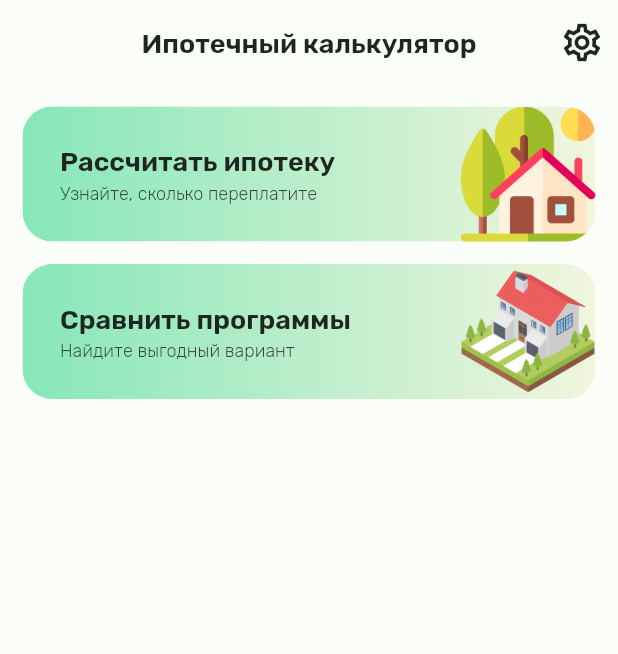
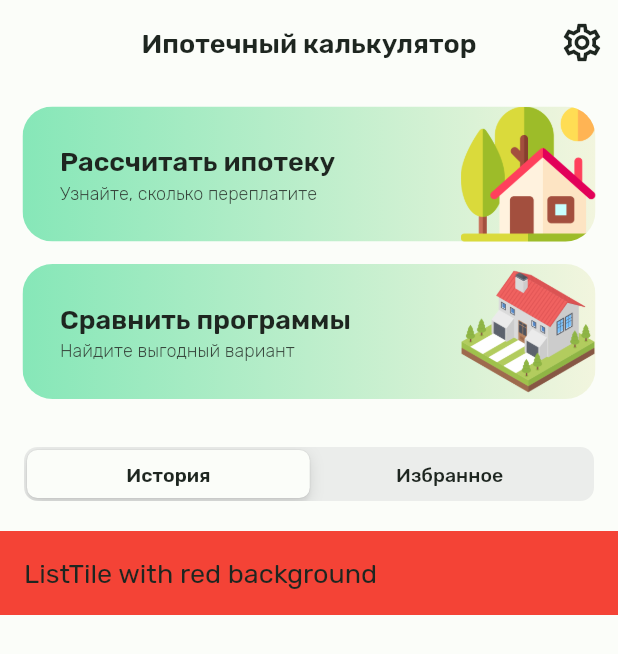
Before and after one commit to 6th-kate/sirius_mortgage, a Flutter app: the screen it shows after launch, on a phone screen of 412 x 824 dp. Shown: the top 654 px of the screen. Run offline on Flutter 3.47's test engine with Material 3 defaults, Android fonts, the phone set to English and light mode, and no system bars; our stand-ins replace bloc, firebase_core, firebase_crashlytics, flutter_bloc, freezed_annotation, google_fonts and 2 more; accounts and stored records are empty.

Commit message:
Added switch

```diff
--- a/lib/features/main/ui/main_screen.dart
+++ b/lib/features/main/ui/main_screen.dart
@@ -1,7 +1,9 @@
+import 'package:flutter/cupertino.dart';
 import 'package:flutter/material.dart';
 import 'package:sirius_mortgage/features/main/ui/calc_button_widget.dart';
 import 'package:sirius_mortgage/features/main/ui/compare_button_widget.dart';
 import 'package:sirius_mortgage/features/main/ui/settings_button_widget.dart';
+import 'package:sirius_mortgage/features/main/ui/switch_widget.dart';
 
 import '../../locale/locale.dart';
 
@@ -20,6 +22,7 @@ class MainScreen extends StatelessWidget {
         actions: const [SettingButton()],
       ),
       body: Column(
+        mainAxisSize: MainAxisSize.max,
         children: [
           Padding(
             padding: const EdgeInsets.only(top: 15.0, left: 15.0, right: 15.0),
@@ -33,6 +36,7 @@ class MainScreen extends StatelessWidget {
             padding: EdgeInsets.only(top: 15.0, left: 15.0, right: 15.0),
             child: CompareButton(),
           ),
+          Expanded(child: const LeadersWidget()),
         ],
       ),
     );
--- /dev/null
+++ b/lib/features/main/ui/switch_widget.dart
@@ -0,0 +1,101 @@
+import 'package:flutter/cupertino.dart';
+import 'package:flutter/material.dart';
+
+class LeadersWidget extends StatefulWidget {
+  const LeadersWidget({super.key});
+
+  @override
+  State<LeadersWidget> createState() => _LeadersWidgetState();
+}
+
+class _LeadersWidgetState extends State<LeadersWidget> {
+  int _groupValue = 0;
+
+  @override
+  Widget build(BuildContext context) {
+    return Column(
+      mainAxisSize: MainAxisSize.max,
+      children: [
+        Padding(
+          padding: const EdgeInsets.fromLTRB(0, 16, 0, 4),
+          child: Padding(
+            padding: const EdgeInsets.all(16.0),
+            child: SizedBox(
+              width: double.infinity,
+              child: CupertinoSlidingSegmentedControl<int>(
+                thumbColor: Theme.of(context).colorScheme.background,
+                // backgroundColor: Theme.of(context).extension<ThemeColoros>()!.switchBackground,
+                onValueChanged: (value) {
+                  if (value != null) {
+                    setState(() {
+                      _groupValue = value;
+                    });
+                  }
+                },
+                groupValue: _groupValue,
+                children: const {
+                  0: TrIndexOptionsWidget('История'),
+                  1: TrIndexOptionsWidget('Избранное'),
+                },
+              ),
+            ),
+          ),
+        ),
+        Expanded(
+          child: ListView.builder(
+            itemCount: 1,
+            // _groupValue == 0
+            //     ? TrendIndexLeaders.buy.length
+            //     : TrendIndexLeaders.sell.length,
+            itemBuilder: (BuildContext context, int index) {
+              return const ListTile(
+                title: Text('ListTile with red background'),
+                tileColor: Colors.red,
+              );
+            },
+          ),
+        ),
+      ],
+    );
+  }
+}
+
+// class TrendIndexLeadersListTileWidget extends StatelessWidget {
+//   const TrendIndexLeadersListTileWidget(this.item, {super.key});
+//
+//   final TrendIndexLeadersItem item;
+//
+//   @override
+//   Widget build(BuildContext context) {
+//     return ListTile(
+//       leading: CircleAvatar(child: Image.asset(item.image)),
+//       title: Text(
+//         item.text,
+//         style: AppTextStyles.subheadlineSemibold14,
+//       ),
+//       trailing: Text(
+//         '${item.percent} %',
+//         style: AppTextStyles.issMoney.apply(color: AppColors.statesSuccess),
+//       ),
+//     );
+//   }
+// }
+
+class TrIndexOptionsWidget extends StatelessWidget {
+  const TrIndexOptionsWidget(this.text, {super.key});
+
+  final String text;
+
+  @override
+  Widget build(BuildContext context) {
+    return SizedBox(
+      height: 32,
+      width: double.infinity,
+      child: Center(
+        child: Text(
+          text,
+        ),
+      ),
+    );
+  }
+}
```
